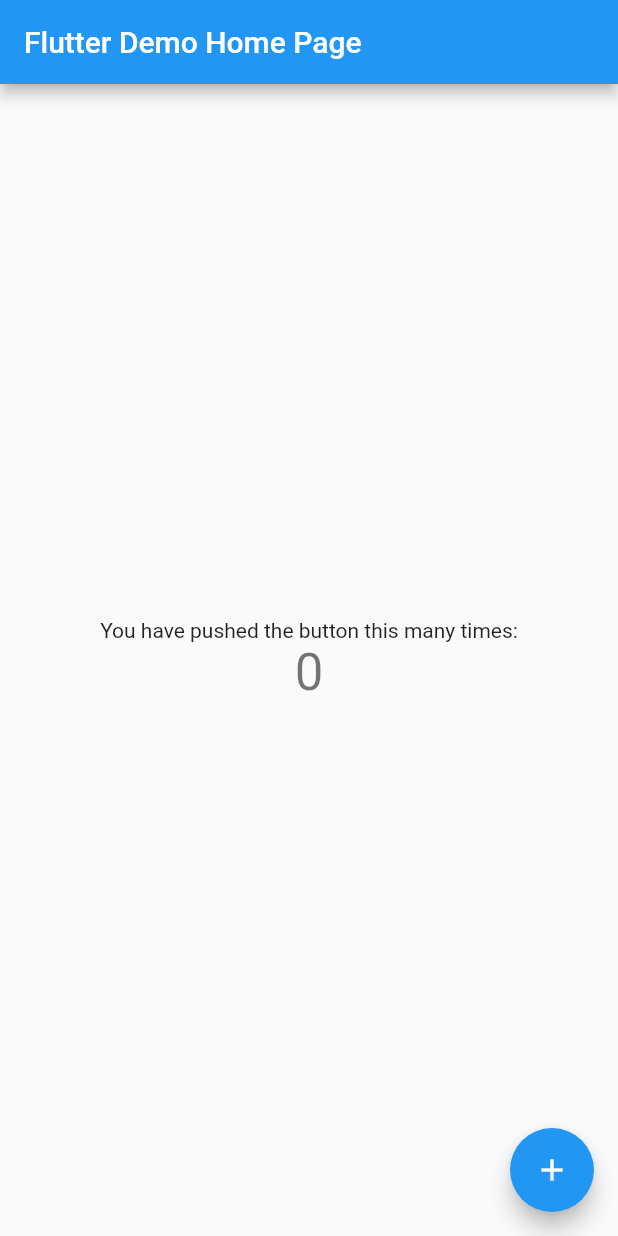
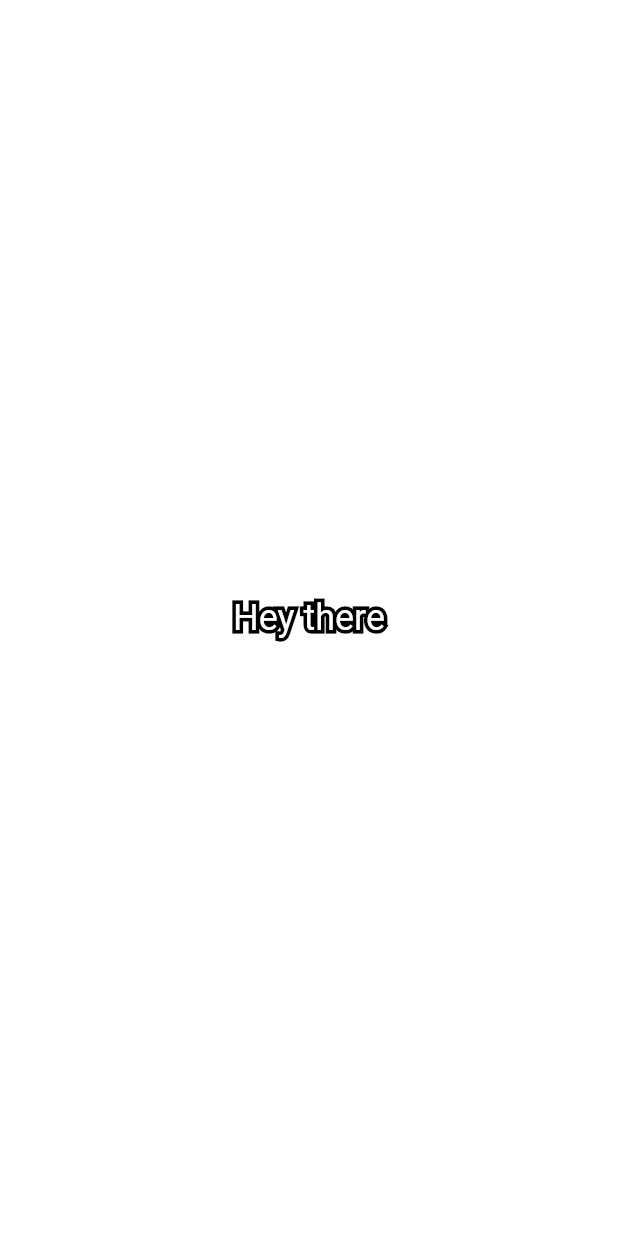
Before and after one commit to SulimaVladimir/flutter_app, a Flutter app: the screen it shows after launch, on a phone screen of 412 x 824 dp. Run offline on Flutter 3.47's test engine with Material 2 defaults, Android fonts, the phone set to English and light mode, and no system bars.

Commit message:
Developed an application that contains text 'Hey there' in the middle of the screen and changes the background color when you tap anywhere on the screen. Also created a test to check the background change.

```diff
--- a/lib/main.dart
+++ b/lib/main.dart
@@ -1,115 +1,111 @@
 import 'package:flutter/material.dart';
 
-void main() {
-  runApp(const MyApp());
-}
+void main() => runApp(const Main());
 
-class MyApp extends StatelessWidget {
-  const MyApp({Key? key}) : super(key: key);
+/// Main app class
+class Main extends StatelessWidget {
 
-  // This widget is the root of your application.
+  static const String _title = 'Flutter test application';
+
+  /// Constructor for MyApp widget
+  const Main({Key? key}) : super(key: key);
+
   @override
   Widget build(BuildContext context) {
-    return MaterialApp(
-      title: 'Flutter Demo',
-      theme: ThemeData(
-        // This is the theme of your application.
-        //
-        // Try running your application with "flutter run". You'll see the
-        // application has a blue toolbar. Then, without quitting the app, try
-        // changing the primarySwatch below to Colors.green and then invoke
-        // "hot reload" (press "r" in the console where you ran "flutter run",
-        // or simply save your changes to "hot reload" in a Flutter IDE).
-        // Notice that the counter didn't reset back to zero; the application
-        // is not restarted.
-        primarySwatch: Colors.blue,
-      ),
-      home: const MyHomePage(title: 'Flutter Demo Home Page'),
+    return const MaterialApp(
+      title: _title,
+      home: MyStatefulWidget(),
     );
   }
 }
 
-class MyHomePage extends StatefulWidget {
-  const MyHomePage({Key? key, required this.title}) : super(key: key);
-
-  // This widget is the home page of your application. It is stateful, meaning
-  // that it has a State object (defined below) that contains fields that affect
-  // how it looks.
-
-  // This class is the configuration for the state. It holds the values (in this
-  // case the title) provided by the parent (in this case the App widget) and
-  // used by the build method of the State. Fields in a Widget subclass are
-  // always marked "final".
-
-  final String title;
+///Class for StatefulWidget
+class MyStatefulWidget extends StatefulWidget {
+  ///Constructor for StatefulWidget
+  const MyStatefulWidget({Key? key}) : super(key: key);
 
   @override
-  State<MyHomePage> createState() => _MyHomePageState();
+  State<MyStatefulWidget> createState() => _MyStatefulWidgetState();
 }
 
-class _MyHomePageState extends State<MyHomePage> {
-  int _counter = 0;
+class _MyStatefulWidgetState extends State<MyStatefulWidget> {
+  Color _color = Colors.white;
 
-  void _incrementCounter() {
-    setState(() {
-      // This call to setState tells the Flutter framework that something has
-      // changed in this State, which causes it to rerun the build method below
-      // so that the display can reflect the updated values. If we changed
-      // _counter without calling setState(), then the build method would not be
-      // called again, and so nothing would appear to happen.
-      _counter++;
-    });
-  }
+  static const int maxValForRGB = 256;
+  static const int dividerR = 7;
+  static const int dividerG = 10;
+  static const int dividerB = 5;
+  static const double maxValForOpacity = 1.0;
 
   @override
   Widget build(BuildContext context) {
-    // This method is rerun every time setState is called, for instance as done
-    // by the _incrementCounter method above.
-    //
-    // The Flutter framework has been optimized to make rerunning build methods
-    // fast, so that you can just rebuild anything that needs updating rather
-    // than having to individually change instances of widgets.
+
     return Scaffold(
-      appBar: AppBar(
-        // Here we take the value from the MyHomePage object that was created by
-        // the App.build method, and use it to set our appbar title.
-        title: Text(widget.title),
-      ),
-      body: Center(
-        // Center is a layout widget. It takes a single child and positions it
-        // in the middle of the parent.
-        child: Column(
-          // Column is also a layout widget. It takes a list of children and
-          // arranges them vertically. By default, it sizes itself to fit its
-          // children horizontally, and tries to be as tall as its parent.
-          //
-          // Invoke "debug painting" (press "p" in the console, choose the
-          // "Toggle Debug Paint" action from the Flutter Inspector in Android
-          // Studio, or the "Toggle Debug Paint" command in Visual Studio Code)
-          // to see the wireframe for each widget.
-          //
-          // Column has various properties to control how it sizes itself and
-          // how it positions its children. Here we use mainAxisAlignment to
-          // center the children vertically; the main axis here is the vertical
-          // axis because Columns are vertical (the cross axis would be
-          // horizontal).
-          mainAxisAlignment: MainAxisAlignment.center,
-          children: <Widget>[
-            const Text(
-              'You have pushed the button this many times:',
-            ),
-            Text(
-              '$_counter',
-              style: Theme.of(context).textTheme.headline4,
-            ),
-          ],
+      body:
+      Container(
+        color: _color,
+        height: MediaQuery.of(context).size.height,
+        width: MediaQuery.of(context).size.width,
+        child: GestureDetector(
+          behavior: HitTestBehavior.opaque,
+          onTap: () {
+            /// Realization of random. Get time in millis and then shift value
+            /// with RGB channel coefficient (dividersRGB),
+            /// then modulo of dividing the value by maxValForOpacity (256).
+            /// Set RGB color from random values.
+            setState(() {
+              final DateTime now = DateTime.now();
+              _color = Color.fromRGBO(
+                (now.millisecond%dividerR * now.millisecond)%maxValForRGB,
+                (now.millisecond%dividerG * now.millisecond)%maxValForRGB,
+                (now.millisecond%dividerB * now.millisecond)%maxValForRGB,
+                maxValForOpacity,);
+            });
+          },
+          child: QQBody(),
         ),
       ),
-      floatingActionButton: FloatingActionButton(
-        onPressed: _incrementCounter,
-        tooltip: 'Increment',
-        child: const Icon(Icons.add),
-      ), // This trailing comma makes auto-formatting nicer for build methods.
+    );
+
+  }
+}
+
+/// Class that contains the text.
+class QQBody extends StatelessWidget {
+
+  /// font size of text
+  static const double fontSize = 24;
+  /// stroke Size of text
+  static const double strokeSize = 5;
+
+  @override
+  Widget build(BuildContext context) {
+    return Center(
+      child:
+      Stack(
+        children: <Widget>[
+          // Stroked text as border.
+          Text(
+            'Hey there',
+            style: TextStyle(
+              fontSize: fontSize,
+              foreground: Paint()
+                ..style = PaintingStyle.stroke
+                ..strokeWidth = strokeSize
+                ..color = Colors.black,
+            ),
+          ),
+          // Solid text as fill.
+          const Text(
+            'Hey there',
+            style: TextStyle(
+              fontSize: fontSize,
+              color: Colors.white,
+            ),
+          ),
+        ],
+      )
+      ,
     );
   }
 }
```
Also changed, not shown: pubspec.lock, 1 other file.
